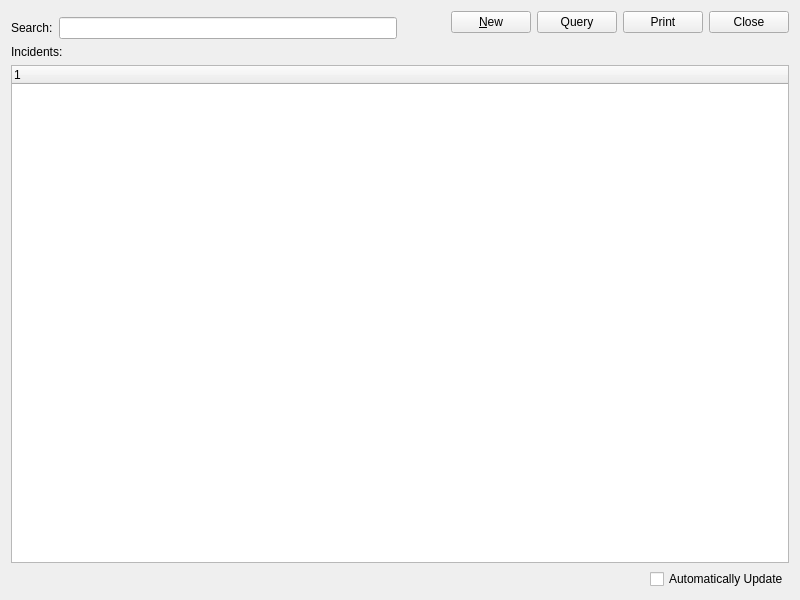
First picture: the form in xtuple/trunk/guiclient/incidentWorkbench.ui, repository WooodHead/xtuple, before the edit.
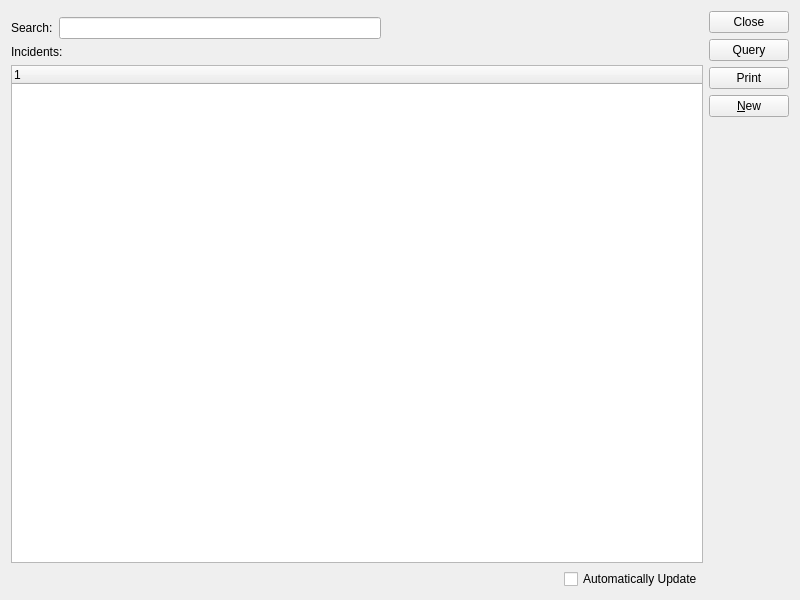
Second picture: the form after the edit. Custom widgets are drawn as their Qt base class.

```diff
--- a/xtuple/trunk/guiclient/incidentWorkbench.ui
+++ b/xtuple/trunk/guiclient/incidentWorkbench.ui
@@ -45,14 +45,6 @@
        <item>
         <widget class="XLineEdit" name="_search"/>
        </item>
-      </layout>
-     </item>
-    </layout>
-   </item>
-   <item row="0" column="1">
-    <layout class="QVBoxLayout" name="verticalLayout">
-     <item>
-      <layout class="QHBoxLayout" name="horizontalLayout">
        <item>
         <spacer name="horizontalSpacer">
          <property name="orientation">
@@ -60,16 +52,22 @@
          </property>
          <property name="sizeHint" stdset="0">
           <size>
-           <width>0</width>
+           <width>40</width>
            <height>20</height>
           </size>
          </property>
         </spacer>
        </item>
+      </layout>
+     </item>
+    </layout>
+   </item>
+   <item row="0" column="1" rowspan="2">
+    <layout class="QVBoxLayout" name="verticalLayout">
        <item>
-        <widget class="QPushButton" name="_new">
+      <widget class="QPushButton" name="_close">
          <property name="text">
-          <string>&amp;New</string>
+        <string>Close</string>
          </property>
         </widget>
        </item>
@@ -88,14 +86,12 @@
         </widget>
        </item>
        <item>
-        <widget class="QPushButton" name="_close">
+      <widget class="QPushButton" name="_new">
          <property name="text">
-          <string>Close</string>
+        <string>&amp;New</string>
          </property>
         </widget>
        </item>
-      </layout>
-     </item>
      <item>
       <spacer name="verticalSpacer_2">
        <property name="orientation">
@@ -104,14 +100,14 @@
        <property name="sizeHint" stdset="0">
         <size>
          <width>20</width>
-         <height>0</height>
+         <height>40</height>
         </size>
        </property>
       </spacer>
      </item>
     </layout>
    </item>
-   <item row="1" column="0" colspan="2">
+   <item row="1" column="0">
     <widget class="QFrame" name="_frame">
      <property name="sizePolicy">
       <sizepolicy hsizetype="Preferred" vsizetype="Expanding">
```
Left out of the diff: 4 changed lines with no effect on the pictures. Lines whose indentation alone changed are shown as unchanged.
